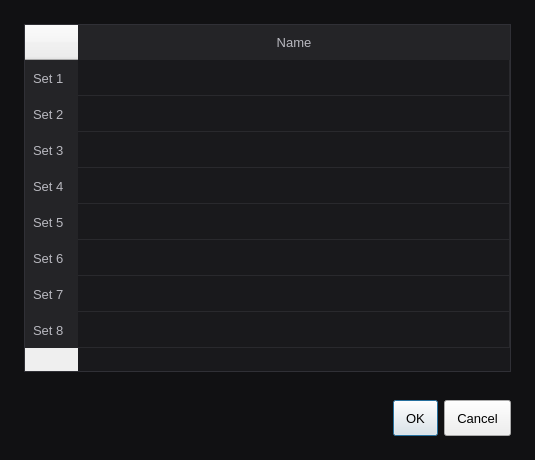
This is src/gui/setnamesdialog.ui in davaughnl/Pad as Qt 5 draws it before an edit. The edited form follows.
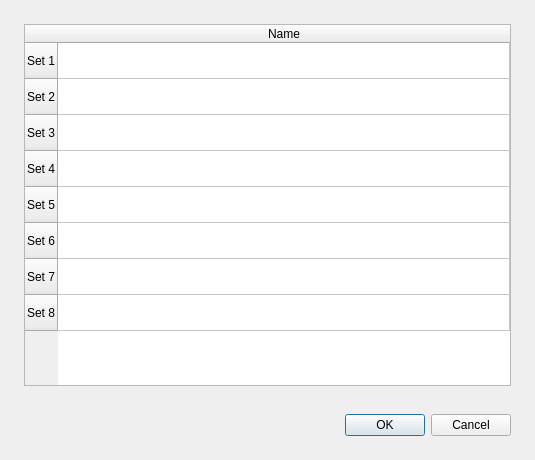
This is the edited form.

Commit message: dialogs: strip remaining per-dialog stylesheets

```diff
--- a/src/gui/setnamesdialog.ui
+++ b/src/gui/setnamesdialog.ui
@@ -2,24 +2,6 @@
 <ui version="4.0">
  <class>SetNamesDialog</class>
  <widget class="QDialog" name="SetNamesDialog">
-  <property name="styleSheet"><string>QWidget { font-family: &quot;Geist&quot;; font-size: 13px; font-weight: 400; }
-QDialog { background: #111113; }
-QPushButton, QToolButton { min-height: 24px; padding: 5px 12px; }
-QComboBox, QLineEdit, QSpinBox, QDoubleSpinBox { min-height: 24px; padding-top: 5px; padding-bottom: 5px; }
-QSpinBox { min-width: 96px; }
-QGroupBox { padding: 16px; margin-top: 16px; }
-QGroupBox::title { color: #b8b8bf; left: 16px; }
-QLabel:disabled, QCheckBox:disabled { color: #67676f; }
-QDialogButtonBox { border: none; padding-top: 8px; }
-QTextBrowser, QPlainTextEdit { background: #19191c; border: 1px solid #303036; border-radius: 8px; padding: 16px; color: #eeeeef; selection-background-color: #505058; }
-QLabel#titleLabel { font-size: 24px; }
-QLabel#versionLabel, QLabel#copyrightLabel { color: #a0a0a8; }
-QLabel#steps { color: #b8b8bf; padding: 16px; background: #19191c; border: 1px solid #303036; border-radius: 8px; }
-QStackedWidget#statusStack { background: #19191c; border: 1px solid #303036; border-radius: 8px; }
-QFrame[frameShape="4"], QFrame[frameShape="5"] { color: #29292d; background: #29292d; max-height: 1px; border: none; }
-QTableWidget { background: #19191c; border: 1px solid #303036; gridline-color: #29292d; }
-QHeaderView::section { background: #242427; color: #b8b8bf; padding: 8px; border: none; }
-</string></property>
   <property name="geometry">
    <rect>
     <x>0</x>
```
The commit also changes 5 other files.
